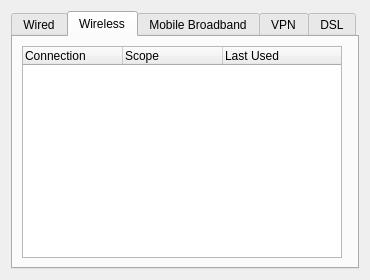
Old version of the form settings/config/manageconnectionwidget.ui in the repository netrunner-debian-kde-extras/networkmanagement.
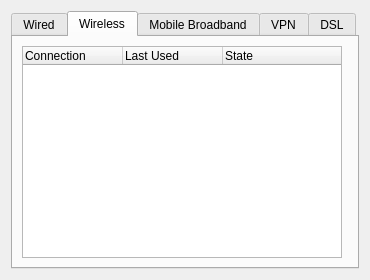
New version of the form. Custom widgets are drawn as their Qt base class.

The edit to the form file:
```diff
--- a/settings/config/manageconnectionwidget.ui
+++ b/settings/config/manageconnectionwidget.ui
@@ -86,12 +86,12 @@
          </column>
          <column>
           <property name="text">
-           <string>Scope</string>
+           <string>Last Used</string>
           </property>
          </column>
          <column>
           <property name="text">
-           <string>Last Used</string>
+           <string>State</string>
           </property>
          </column>
         </widget>
```
Left out of the diff: 16 changed lines with no effect on the pictures.
